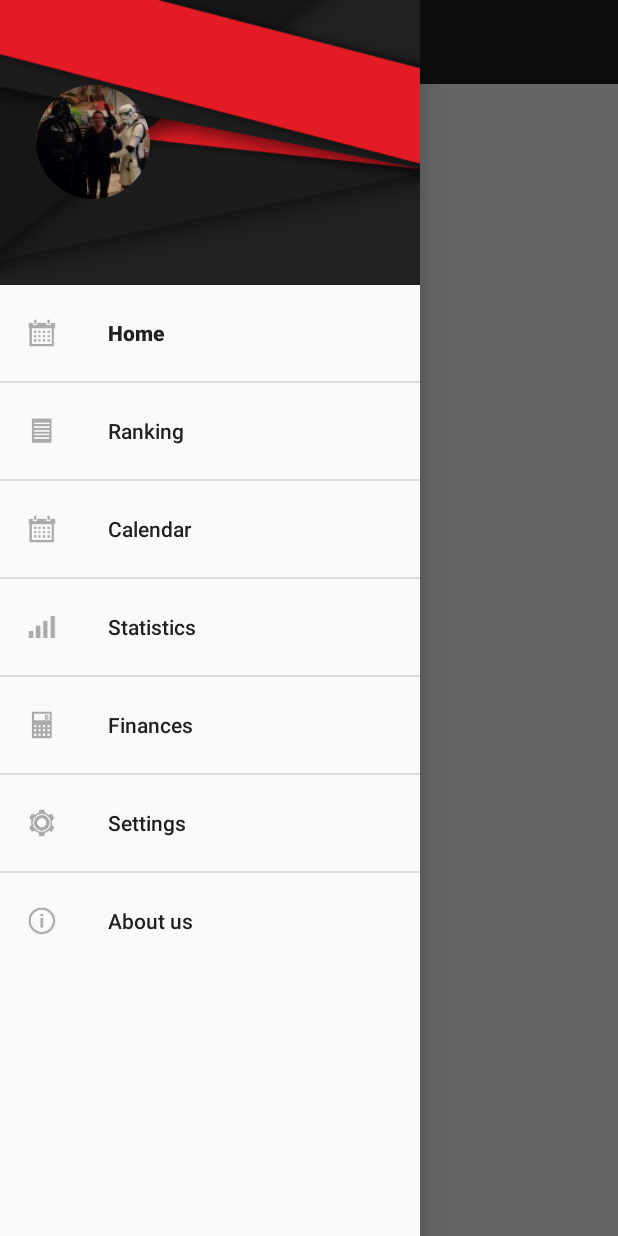
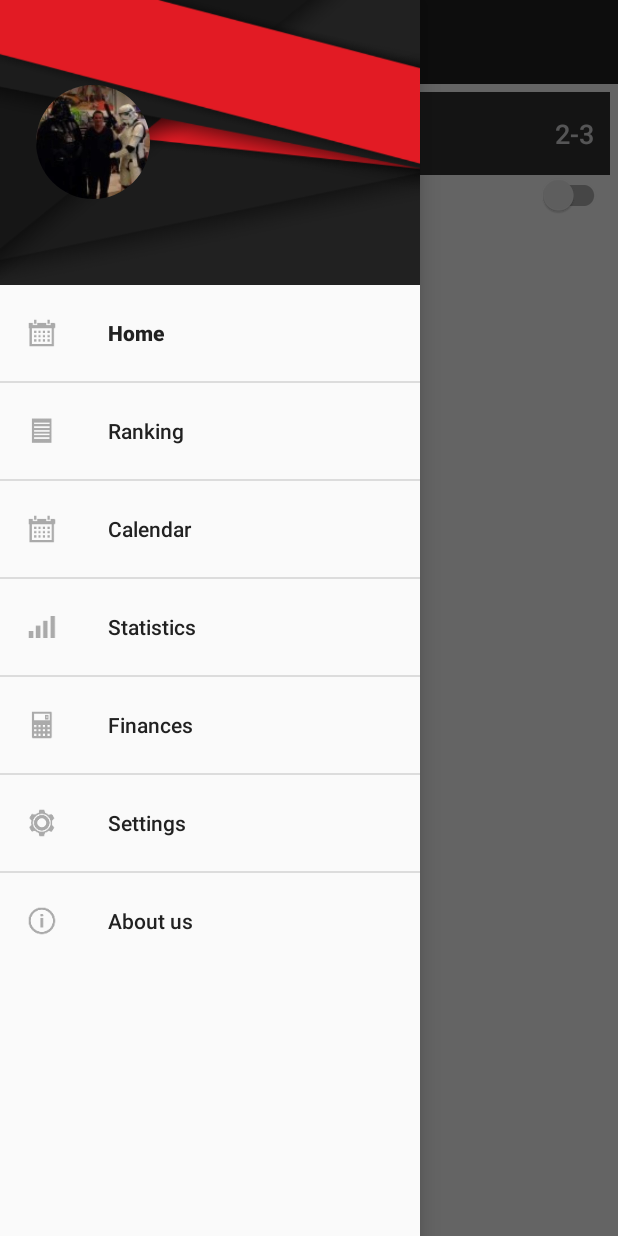
Before and after one commit to dcfrederique/devaldorojo_2015, an Android app: the fragment CalendarDetailFragment placed in its activity, with the side drawer open, on a phone screen of 412 x 824 dp. Run offline under Robolectric (Android 15) with nearby library versions, the phone set to English and light mode, and no system bars; our stand-ins replace CircleImageView; libraries missing offline, so code that uses them is left out: com.parse; 31 statements that could not run were skipped.

Commit message:
+ random stuff

```diff
--- a/Android/Devaldo/app/src/main/java/com/frederique/devaldo/ParseApplication.java
+++ b/Android/Devaldo/app/src/main/java/com/frederique/devaldo/ParseApplication.java
@@ -4,6 +4,7 @@ import android.app.Application;
 
 import com.frederique.devaldo.domain.Calendar;
 import com.frederique.devaldo.domain.Player;
+import com.frederique.devaldo.domain.PlayerMatchPresence;
 import com.frederique.devaldo.domain.Team;
 import com.parse.Parse;
 import com.parse.ParseObject;
@@ -18,6 +19,7 @@ public class ParseApplication extends Application {
         ParseObject.registerSubclass(Team.class);
         ParseObject.registerSubclass(Player.class);
         ParseObject.registerSubclass(Calendar.class);
+        ParseObject.registerSubclass(PlayerMatchPresence.class);
         Parse.initialize(this,"xRnSH91gots8F33V1VHy9mW9S0spaNRPVHUoPv14","AvdAmhkP5awYDa0YACnv7VpLWmEShBbwXopYJpHw");
     }
 }
--- a/Android/Devaldo/app/src/main/java/com/frederique/devaldo/activities/HomeScreenActivity.java
+++ b/Android/Devaldo/app/src/main/java/com/frederique/devaldo/activities/HomeScreenActivity.java
@@ -1,5 +1,7 @@
 package com.frederique.devaldo.activities;
 
+import android.content.Context;
+import android.content.SharedPreferences;
 import android.support.design.widget.NavigationView;
 import android.os.Bundle;
 import android.support.v4.widget.DrawerLayout;
@@ -39,7 +41,8 @@ public class HomeScreenActivity extends AppCompatActivity {
         homefragment = new HomeScreenActivityFragment();
         fragmentTransaction.replace(R.id.frame, homefragment);
         fragmentTransaction.commit();
-        String temp = getIntent().getExtras().getString("user");
+        SharedPreferences prefs = getSharedPreferences("devaldo", Context.MODE_PRIVATE);
+        String temp =  prefs.getString("chosenPlayer", "not found");
         ParseQuery<Team> query = ParseQuery.getQuery(Team.class);
         query.fromLocalDatastore();
         Team team = null;
--- a/Android/Devaldo/app/src/main/java/com/frederique/devaldo/activities/MainActivity.java
+++ b/Android/Devaldo/app/src/main/java/com/frederique/devaldo/activities/MainActivity.java
@@ -26,7 +26,7 @@ public class MainActivity extends AppCompatActivity {
         String user =temp.substring(temp.indexOf('/')+1);
         prefs.edit().putString("chosenPlayer", user).apply();
         Intent i = new Intent(MainActivity.this, HomeScreenActivity.class);
-        i.putExtra("user",user);
+        //i.putExtra("user",user);
         startActivity(i);
     }
 }
--- a/Android/Devaldo/app/src/main/java/com/frederique/devaldo/fragments/CalendarDetailFragment.java
+++ b/Android/Devaldo/app/src/main/java/com/frederique/devaldo/fragments/CalendarDetailFragment.java
@@ -1,15 +1,22 @@
 package com.frederique.devaldo.fragments;
 
 import android.content.Context;
+import android.content.SharedPreferences;
 import android.os.Bundle;
 import android.support.v4.app.Fragment;
+import android.support.v7.widget.SwitchCompat;
 import android.view.LayoutInflater;
 import android.view.View;
 import android.view.ViewGroup;
+import android.widget.CompoundButton;
+import android.widget.Switch;
 import android.widget.TextView;
 
 import com.frederique.devaldo.R;
 import com.frederique.devaldo.domain.Calendar;
+import com.frederique.devaldo.domain.Player;
+import com.frederique.devaldo.domain.PlayerMatchPresence;
+import com.frederique.devaldo.domain.Team;
 import com.parse.ParseException;
 import com.parse.ParseQuery;
 
@@ -21,6 +28,7 @@ import java.util.List;
 public class CalendarDetailFragment  extends Fragment {
     private static final String KEY_POSITION="position";
     private static Calendar currentCal;
+    private Player user;
 
     public static CalendarDetailFragment newInstance(int position)
     {
@@ -38,7 +46,31 @@ public class CalendarDetailFragment  extends Fragment {
         int position=getArguments().getInt(KEY_POSITION, -1);
         currentCal = fetchCalendar(position);
         TextView txtView = (TextView)result.findViewById(R.id.txtCalendarDetailView);
-        txtView.setText(currentCal.getHomeTeam().getName() + " " + currentCal.getAwayTeam().getName());
+        txtView.setText(currentCal.getHomeTeam().getName() + " - " + currentCal.getAwayTeam().getName());
+
+        ParseQuery<Team> query = ParseQuery.getQuery(Team.class);
+        query.fromLocalDatastore();
+        Team team = null;
+        try {
+            team = query.get("01WLzRUJQl");
+        } catch (ParseException e) {
+            e.printStackTrace();
+        }
+        SharedPreferences prefs = getActivity().getSharedPreferences("devaldo", Context.MODE_PRIVATE);
+        String temp =  prefs.getString("chosenPlayer", "not found");
+         user = team.searchPlayer(temp);
+
+        SwitchCompat presenceSwitch =(SwitchCompat) result.findViewById(R.id.presence_switch);
+        presenceSwitch.setChecked(user.isPresentMatch(currentCal));
+        presenceSwitch.setOnCheckedChangeListener(new CompoundButton.OnCheckedChangeListener() {
+            @Override
+            public void onCheckedChanged(CompoundButton buttonView, boolean isChecked) {
+                if(isChecked){
+                    user.addMatchPresence(currentCal);
+                }
+                //else delete match
+            }
+        });
         return result ;
     }
 
--- a/Android/Devaldo/app/src/main/res/layout/calendar_detail_fragment.xml
+++ b/Android/Devaldo/app/src/main/res/layout/calendar_detail_fragment.xml
@@ -1,10 +1,56 @@
 <?xml version="1.0" encoding="utf-8"?>
 <LinearLayout xmlns:android="http://schemas.android.com/apk/res/android"
-    android:orientation="vertical" android:layout_width="match_parent"
-    android:layout_height="match_parent">
-    <TextView
+    android:layout_width="match_parent"
+    android:layout_height="match_parent"
+    android:orientation="vertical"
+    android:padding="5dp"
+    >
+
+    <LinearLayout
         android:layout_width="match_parent"
         android:layout_height="wrap_content"
-        android:id="@+id/txtCalendarDetailView"/>
+        android:orientation="horizontal"
+        android:background="@color/black80"
+        android:padding="5sp">
+        <TextView
+            android:id="@+id/txtCalendarDetailView"
+            android:layout_width="0dp"
+            android:paddingBottom="10sp"
+            android:paddingTop="10sp"
+            android:layout_weight="8"
+            android:textColor="@color/c_white"
+            android:layout_height="wrap_content"
+            android:text="Devaldo Rojo - Essevee Goeste (Tegen)"
+            android:fontFamily="sans-serif-medium"
+            />
+        <TextView
+            android:id="@+id/txtMatchScoreTextView"
+            android:layout_width="0dp"
+            android:layout_weight="2"
+            android:layout_height="wrap_content"
+            android:text="2-3"
+            android:paddingBottom="10sp"
+            android:paddingTop="10sp"
+            android:gravity="right"
+            android:paddingRight="5sp"
+            android:textColor="@color/c_white"
+            android:fontFamily="sans-serif-medium"
+            android:textSize="18sp"
+            />
+
+    </LinearLayout>
+
+
+
+
+    <android.support.v7.widget.SwitchCompat
+        android:id="@+id/presence_switch"
+        android:layout_width="match_parent"
+        android:layout_height="wrap_content"
+        android:text="Aanwezigheid"
+        android:paddingLeft="5sp"
+        android:fontFamily="sans-serif-light"
+        android:textStyle="italic"
+        android:checked="false"/>
 
 </LinearLayout>
--- a/Android/Devaldo/app/src/main/res/values/styles.xml
+++ b/Android/Devaldo/app/src/main/res/values/styles.xml
@@ -3,6 +3,7 @@
     <!-- Base application theme. -->
     <style name="AppTheme" parent="Theme.AppCompat.Light.NoActionBar">
         <!-- Customize your theme here. -->
+        <item name="colorAccent">@color/c_green</item>
     </style>
 
     <style name="FullscreenTheme" parent="android:Theme.NoTitleBar">
@@ -24,4 +25,5 @@
     <!-- Backward-compatible version of ?android:attr/buttonBarButtonStyle -->
     <style name="ButtonBarButton" />
 
+
 </resources>
```
Also changed, not shown: Android/Devaldo/app/src/main/java/com/frederique/devaldo/domain/Player.java (+67 -0 lines), Android/Devaldo/app/src/main/java/com/frederique/devaldo/domain/PlayerMatchPresence.java (added, +17 -0 lines), Android/Devaldo/app/src/main/java/com/frederique/devaldo/domain/Team.java (+4 -33 lines).
